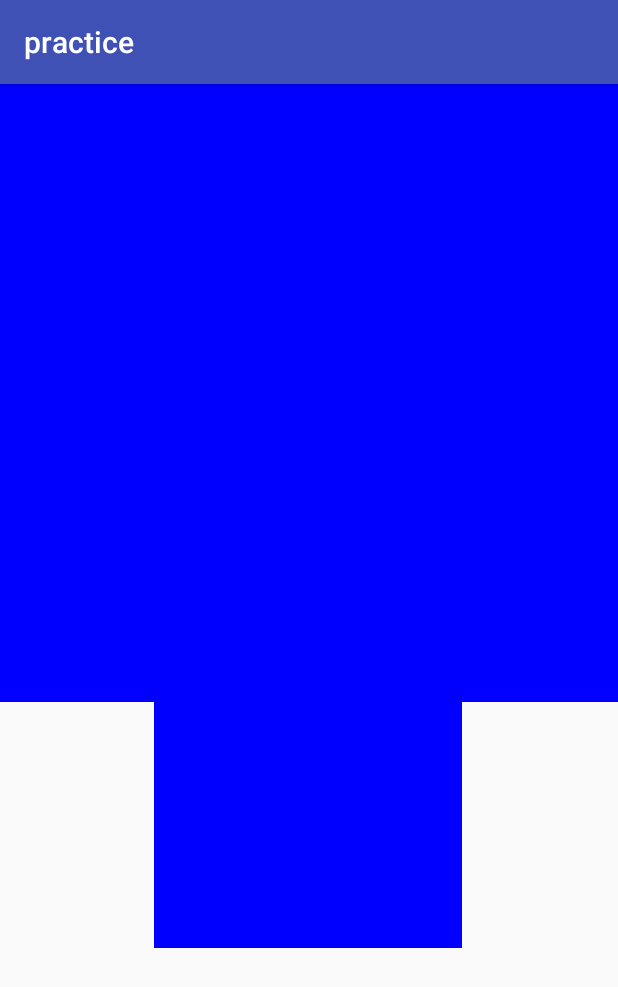
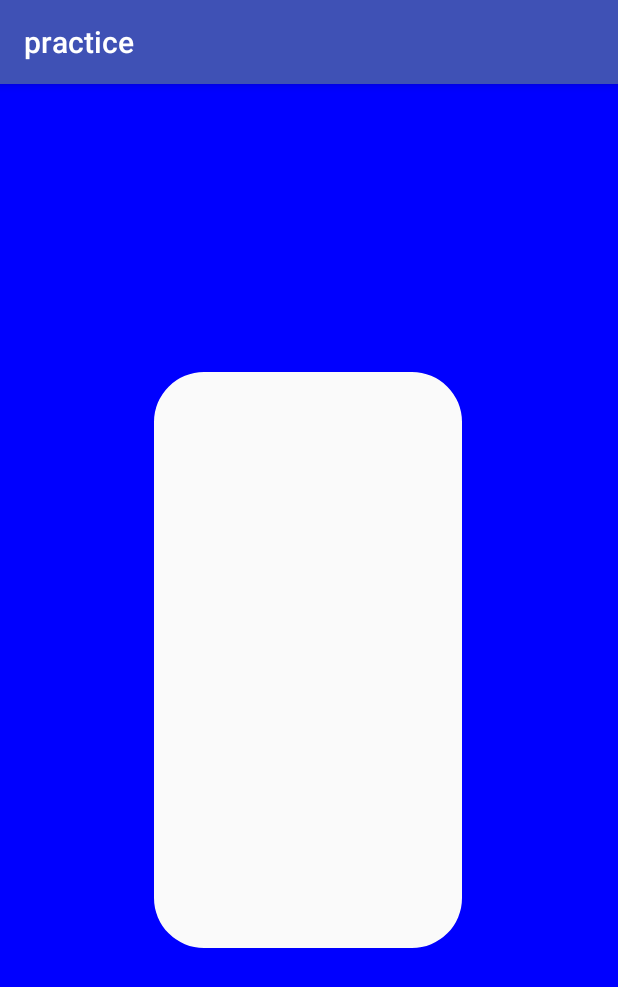
Before and after one commit to small-tree/androidPractice, an Android app: the TestViewActivity screen opened directly, with no data from a screen before it, on a phone screen of 412 x 824 dp. Shown: the top 987 px of the screen. Run offline under Robolectric (Android 15) with nearby library versions, the phone set to English and light mode, and no system bars.

Commit message:
绘制空心图形

```diff
--- a/app/src/main/java/xianchao/com/practice/view/RoundRectView.kt
+++ b/app/src/main/java/xianchao/com/practice/view/RoundRectView.kt
@@ -14,14 +14,26 @@ class RoundRectView : View {
 
     override fun onDraw(canvas: Canvas) {
         super.onDraw(canvas)
-
+//
         var rect = Rect(width / 4, height / 4, width / 4 * 3, height / 4 * 3)
         val paint = Paint()
         paint.color = Color.BLUE
         var path = Path()
-        path.addRect(RectF(rect), Path.Direction.CCW)
-        path.addRect(RectF(0f, 0f, width * 1.0f, width * 1.0f), Path.Direction.CCW)
+        path.addRoundRect(RectF(rect),50f,50f, Path.Direction.CCW)
+//        path.addRect(RectF(0f, 0f, width * 1.0f, height * 1.0f), Path.Direction.CCW)
+
+        path.lineTo(0f,0f)
+        path.lineTo(width.toFloat(),0f)
+        path.lineTo(width.toFloat(),height.toFloat())
+        path.lineTo(0f,height.toFloat())
+        path.lineTo(0f,0f)
+
         canvas.drawPath(path, paint)
+
+
+        var frame = Rect(0, 0, width, height)
+        // 绘制取景框外的暗灰色的表面，分四个矩形绘制
+        paint.color = Color.parseColor("#44000000")
 
 
     }
```
Also changed, not shown: app/src/main/java/xianchao/com/practice/MainActivity.kt (+6 -17 lines).
